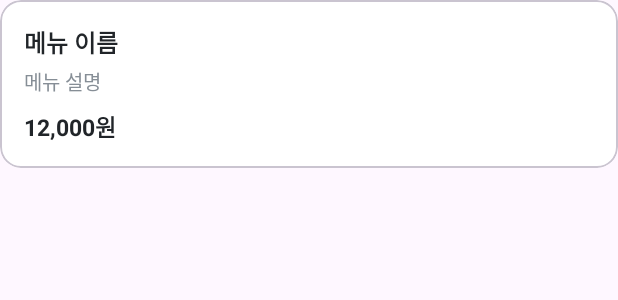
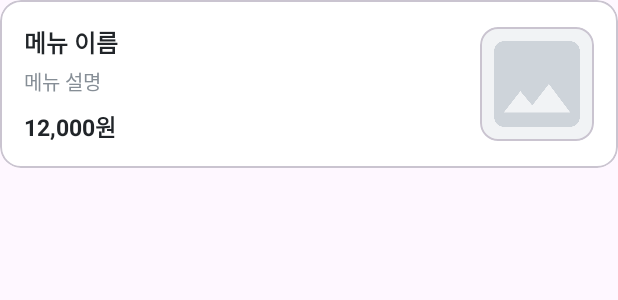
Before and after one commit to geonha0507/HackMin, an Android app: the layout item_menu.xml on its own in the app's theme, with its tools: preview values and no code run, on a phone screen of 412 x 824 dp. Shown: the top 300 px of the screen. Run offline under Robolectric (Android 15) with nearby library versions, the light colour scheme and no system bars; network calls fail.

Commit message:
앱: 음식점/메뉴 사진 표시 (Glide 이미지 로딩)
- Glide 추가 + ImageLoader 공용 헬퍼(절대/상대 URL 처리, placeholder)
- 음식점 목록 썸네일 + 상세화면 대표 이미지
- 메뉴 목록 사진 (Menu.image, 백엔드 기존 제공)
- RestaurantSummaryDto/DetailDto에 image 필드
- ApiClient.mediaBaseUrl()로 상대경로→절대경로 보정

```diff
--- a/deliver_app/app/build.gradle.kts
+++ b/deliver_app/app/build.gradle.kts
@@ -43,6 +43,9 @@ dependencies {
     implementation("com.squareup.retrofit2:converter-gson:2.11.0")
     implementation("com.squareup.okhttp3:okhttp:4.12.0")
     implementation("com.squareup.okhttp3:logging-interceptor:4.12.0")
+
+    // 이미지 로딩 (음식점/메뉴 사진)
+    implementation("com.github.bumptech.glide:glide:4.16.0")
 // Testing (unit tests, run on JVM, no emulator needed)
     testImplementation("junit:junit:4.13.2")
     testImplementation("com.squareup.okhttp3:mockwebserver:4.12.0")
--- a/deliver_app/app/src/main/java/com/hackmin/app/data/model/restaurant/RestaurantDetailDto.java
+++ b/deliver_app/app/src/main/java/com/hackmin/app/data/model/restaurant/RestaurantDetailDto.java
@@ -43,6 +43,10 @@ public class RestaurantDetailDto {
     @SerializedName("rating")
     private double rating;
 
+    // 음식점 대표 이미지 URL(절대/상대). 백엔드에 필드가 아직 없으면 null.
+    @SerializedName("image")
+    private String image;
+
     @SerializedName("is_open")
     private boolean open;
 
@@ -60,6 +64,7 @@ public class RestaurantDetailDto {
     public long getMinOrderAmount() { return minOrderAmount; }
     public long getDeliveryFee() { return deliveryFee; }
     public double getRating() { return rating; }
+    public String getImage() { return image; }
     public boolean isOpen() { return open; }
     public String getCreatedAt() { return createdAt; }
 }
--- a/deliver_app/app/src/main/java/com/hackmin/app/data/model/restaurant/RestaurantSummaryDto.java
+++ b/deliver_app/app/src/main/java/com/hackmin/app/data/model/restaurant/RestaurantSummaryDto.java
@@ -22,6 +22,10 @@ public class RestaurantSummaryDto {
     @SerializedName("rating")
     private double rating;
 
+    // 음식점 대표 이미지 URL(절대/상대). 백엔드에 필드가 아직 없으면 null.
+    @SerializedName("image")
+    private String image;
+
     @SerializedName("min_order_amount")
     private long minOrderAmount;
 
@@ -41,6 +45,7 @@ public class RestaurantSummaryDto {
     public String getName() { return name; }
     public String getCuisineType() { return cuisineType; }
     public double getRating() { return rating; }
+    public String getImage() { return image; }
     public long getMinOrderAmount() { return minOrderAmount; }
     public long getDeliveryFee() { return deliveryFee; }
     public boolean isOpen() { return open; }
--- a/deliver_app/app/src/main/java/com/hackmin/app/ui/home/RestaurantAdapter.java
+++ b/deliver_app/app/src/main/java/com/hackmin/app/ui/home/RestaurantAdapter.java
@@ -3,6 +3,7 @@ package com.hackmin.app.ui.home;
 import android.view.LayoutInflater;
 import android.view.View;
 import android.view.ViewGroup;
+import android.widget.ImageView;
 import android.widget.TextView;
 
 import androidx.annotation.NonNull;
@@ -10,6 +11,7 @@ import androidx.recyclerview.widget.RecyclerView;
 
 import com.hackmin.app.R;
 import com.hackmin.app.data.model.restaurant.RestaurantSummaryDto;
+import com.hackmin.app.util.ImageLoader;
 
 import java.text.NumberFormat;
 import java.util.ArrayList;
@@ -63,6 +65,8 @@ public class RestaurantAdapter extends RecyclerView.Adapter<RestaurantAdapter.VH
 
         h.closed.setVisibility(r.isOpen() ? View.GONE : View.VISIBLE);
 
+        ImageLoader.load(h.thumb, r.getImage());
+
         h.itemView.setOnClickListener(v -> {
             if (listener != null) {
                 listener.onClick(r);
@@ -77,6 +81,7 @@ public class RestaurantAdapter extends RecyclerView.Adapter<RestaurantAdapter.VH
 
     static class VH extends RecyclerView.ViewHolder {
         final TextView name, cuisine, meta, closed;
+        final ImageView thumb;
 
         VH(@NonNull View v) {
             super(v);
@@ -84,6 +89,7 @@ public class RestaurantAdapter extends RecyclerView.Adapter<RestaurantAdapter.VH
             cuisine = v.findViewById(R.id.tv_item_cuisine);
             meta = v.findViewById(R.id.tv_item_meta);
             closed = v.findViewById(R.id.tv_item_closed);
+            thumb = v.findViewById(R.id.iv_item_thumb);
         }
     }
 }
--- a/deliver_app/app/src/main/java/com/hackmin/app/ui/restaurant/MenuAdapter.java
+++ b/deliver_app/app/src/main/java/com/hackmin/app/ui/restaurant/MenuAdapter.java
@@ -3,6 +3,7 @@ package com.hackmin.app.ui.restaurant;
 import android.view.LayoutInflater;
 import android.view.View;
 import android.view.ViewGroup;
+import android.widget.ImageView;
 import android.widget.TextView;
 
 import androidx.annotation.NonNull;
@@ -10,6 +11,7 @@ import androidx.recyclerview.widget.RecyclerView;
 
 import com.hackmin.app.R;
 import com.hackmin.app.data.model.restaurant.MenuDto;
+import com.hackmin.app.util.ImageLoader;
 
 import java.text.NumberFormat;
 import java.util.ArrayList;
@@ -63,6 +65,8 @@ public class MenuAdapter extends RecyclerView.Adapter<MenuAdapter.VH> {
         h.price.setText(won.format(m.getPrice()) + "원");
         h.soldOut.setVisibility(m.isSoldOut() ? View.VISIBLE : View.GONE);
 
+        ImageLoader.load(h.thumb, m.getImage());
+
         h.itemView.setOnClickListener(v -> {
             if (listener != null && !m.isSoldOut()) {
                 listener.onClick(m);
@@ -77,6 +81,7 @@ public class MenuAdapter extends RecyclerView.Adapter<MenuAdapter.VH> {
 
     static class VH extends RecyclerView.ViewHolder {
         final TextView name, desc, price, soldOut;
+        final ImageView thumb;
 
         VH(@NonNull View v) {
             super(v);
@@ -84,6 +89,7 @@ public class MenuAdapter extends RecyclerView.Adapter<MenuAdapter.VH> {
             desc = v.findViewById(R.id.tv_menu_desc);
             price = v.findViewById(R.id.tv_menu_price);
             soldOut = v.findViewById(R.id.tv_menu_soldout);
+            thumb = v.findViewById(R.id.iv_menu_thumb);
         }
     }
 }
--- a/deliver_app/app/src/main/java/com/hackmin/app/ui/restaurant/RestaurantDetailActivity.java
+++ b/deliver_app/app/src/main/java/com/hackmin/app/ui/restaurant/RestaurantDetailActivity.java
@@ -7,6 +7,7 @@ import android.view.View;
 import android.widget.Button;
 import android.widget.CheckBox;
 import android.widget.ImageButton;
+import android.widget.ImageView;
 import android.widget.LinearLayout;
 import android.widget.ProgressBar;
 import android.widget.ScrollView;
@@ -28,6 +29,7 @@ import com.hackmin.app.data.model.restaurant.MenuOptionGroupDto;
 import com.hackmin.app.data.model.restaurant.RestaurantDetailDto;
 import com.hackmin.app.network.ApiClient;
 import com.hackmin.app.ui.cart.CartActivity;
+import com.hackmin.app.util.ImageLoader;
 
 import java.text.NumberFormat;
 import java.util.ArrayList;
@@ -47,6 +49,7 @@ public class RestaurantDetailActivity extends AppCompatActivity {
     private boolean isOpen = true;
 
     private TextView tvName, tvCuisine, tvMeta, tvAddress;
+    private ImageView ivImage;
     private RecyclerView rvMenus;
     private ProgressBar pbLoading;
     private MenuAdapter adapter;
@@ -69,6 +72,7 @@ public class RestaurantDetailActivity extends AppCompatActivity {
         tvCuisine = findViewById(R.id.tv_detail_cuisine);
         tvMeta = findViewById(R.id.tv_detail_meta);
         tvAddress = findViewById(R.id.tv_detail_address);
+        ivImage = findViewById(R.id.iv_detail_image);
         rvMenus = findViewById(R.id.rv_menus);
         pbLoading = findViewById(R.id.pb_detail_loading);
 
@@ -119,6 +123,7 @@ public class RestaurantDetailActivity extends AppCompatActivity {
                 + " · 최소주문 " + won.format(r.getMinOrderAmount()) + "원");
         String addr = r.getAddress();
         tvAddress.setText(addr == null || addr.isEmpty() ? "" : addr);
+        ImageLoader.load(ivImage, r.getImage());
         isOpen = r.isOpen();
         if (!isOpen) {
             tvName.setText(r.getName() + " (영업종료)");
--- /dev/null
+++ b/deliver_app/app/src/main/res/drawable/ic_image_placeholder.xml
@@ -0,0 +1,14 @@
+<?xml version="1.0" encoding="utf-8"?>
+<!-- 이미지 로딩 전/실패 시 표시할 placeholder: 연회색 배경 + 가운데 사진 아이콘 -->
+<layer-list xmlns:android="http://schemas.android.com/apk/res/android">
+    <item>
+        <shape android:shape="rectangle">
+            <solid android:color="#F1F3F5"/>
+        </shape>
+    </item>
+    <item
+        android:width="28dp"
+        android:height="28dp"
+        android:drawable="@drawable/ic_photo_glyph"
+        android:gravity="center"/>
+</layer-list>
--- /dev/null
+++ b/deliver_app/app/src/main/res/drawable/ic_photo_glyph.xml
@@ -0,0 +1,9 @@
+<vector xmlns:android="http://schemas.android.com/apk/res/android"
+    android:width="28dp"
+    android:height="28dp"
+    android:viewportWidth="24"
+    android:viewportHeight="24">
+    <path
+        android:fillColor="#CED4DA"
+        android:pathData="M21,19V5c0,-1.1 -0.9,-2 -2,-2H5c-1.1,0 -2,0.9 -2,2v14c0,1.1 0.9,2 2,2h14c1.1,0 2,-0.9 2,-2zM8.5,13.5l2.5,3.01L14.5,12l4.5,6H5l3.5,-4.5z"/>
+</vector>
--- a/deliver_app/app/src/main/res/layout/item_menu.xml
+++ b/deliver_app/app/src/main/res/layout/item_menu.xml
@@ -14,8 +14,16 @@
     <LinearLayout
         android:layout_width="match_parent"
         android:layout_height="wrap_content"
-        android:orientation="vertical"
-        android:padding="16dp">
+        android:orientation="horizontal"
+        android:padding="16dp"
+        android:gravity="center_vertical">
+
+        <!-- 메뉴 설명 영역 -->
+        <LinearLayout
+            android:layout_width="0dp"
+            android:layout_height="wrap_content"
+            android:layout_weight="1"
+            android:orientation="vertical">
 
             <LinearLayout
                 android:layout_width="match_parent"
@@ -74,4 +82,24 @@
 
         </LinearLayout>
 
+        <!-- 메뉴 사진 (오른쪽) -->
+        <com.google.android.material.card.MaterialCardView
+            android:layout_width="76dp"
+            android:layout_height="76dp"
+            android:layout_marginStart="14dp"
+            app:cardCornerRadius="12dp"
+            app:cardElevation="0dp">
+
+            <ImageView
+                android:id="@+id/iv_menu_thumb"
+                android:layout_width="match_parent"
+                android:layout_height="match_parent"
+                android:scaleType="centerCrop"
+                android:contentDescription="메뉴 사진"
+                android:src="@drawable/ic_image_placeholder"/>
+
         </com.google.android.material.card.MaterialCardView>
+
+    </LinearLayout>
+
+</com.google.android.material.card.MaterialCardView>
```
Also changed, not shown: deliver_app/app/src/main/java/com/hackmin/app/network/ApiClient.java (+10 -0 lines), deliver_app/app/src/main/java/com/hackmin/app/util/ImageLoader.java (added, +44 -0 lines), deliver_app/app/src/main/res/layout/activity_restaurant_detail.xml (+11 -0 lines), deliver_app/app/src/main/res/layout/item_restaurant.xml (+6 -5 lines). Lines whose indentation alone changed are shown as unchanged.
